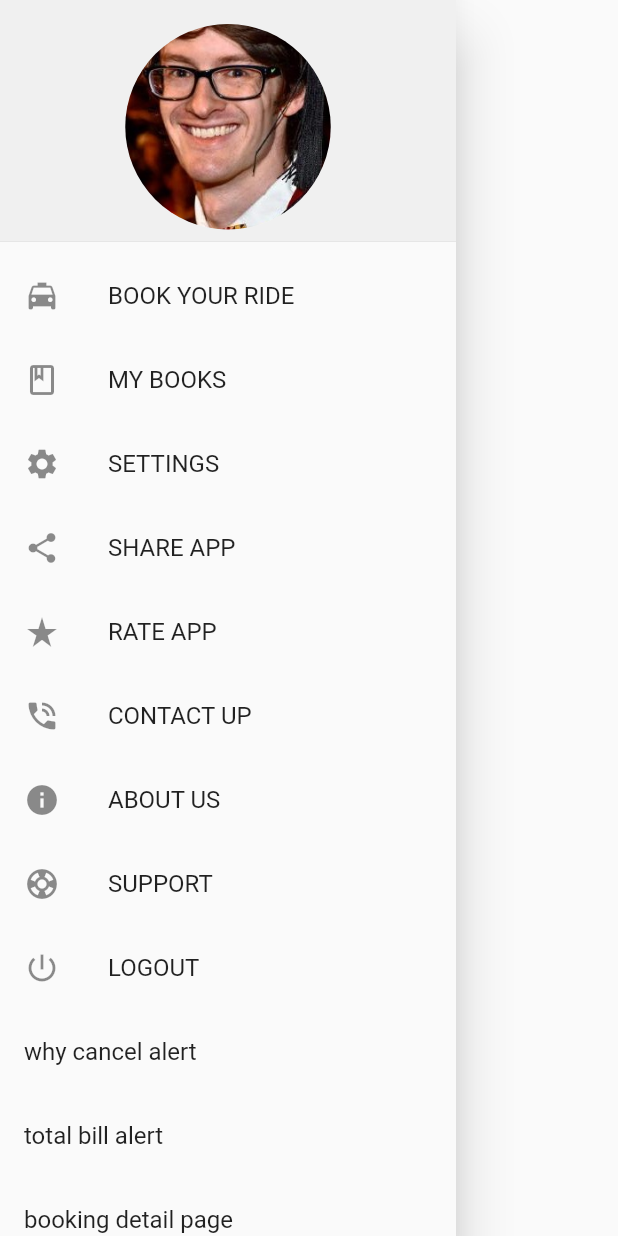
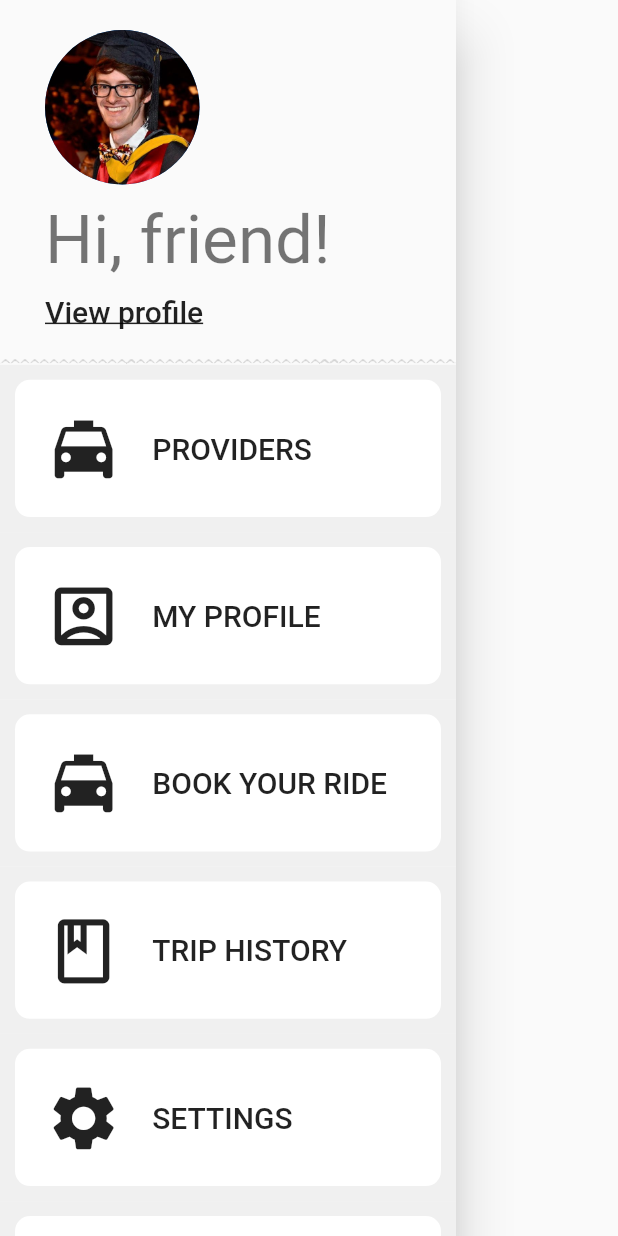
Before and after one commit to djstechgroup-dev/CompiTax, a Flutter app: the LeftSideDrawer widget shown alone on an empty page, opened directly, on a phone screen of 412 x 824 dp. Run offline on Flutter 3.47's test engine with Material 2 defaults, Android fonts, the light colour scheme and no system bars; our stand-ins replace another_flushbar, awesome_dialog, flutter_rating_bar, get_storage; missing offline and left inert: dart:ffi, flutter_animated_splash; accounts and stored records are empty; Roboto replaces fonts that are missing (Rubik).

Commit message:
20: -----changing UI layouts----------

```diff
--- a/lib/widgets/layout/LeftSideDrawer.dart
+++ b/lib/widgets/layout/LeftSideDrawer.dart
@@ -1,5 +1,6 @@
 // ignore_for_file: prefer_const_constructors
 
+import 'package:another_flushbar/flushbar.dart';
 import 'package:compitax/Layouts/MainBoard/CancelDialog.dart';
 import 'package:compitax/Layouts/MainBoard/FareDialog.dart';
 import 'package:compitax/theme/colors.dart';
@@ -11,82 +12,110 @@ class LeftSideDrawer extends StatelessWidget {
   @override
   Widget build(BuildContext context) {
     Size deviceSize = MediaQuery.of(context).size;
-    return Drawer(
+    TextTheme textTheme = Theme.of(context).textTheme;
+
+    return SafeArea(
+        child: Drawer(
       child: ListView(
         padding: EdgeInsets.zero,
         children: <Widget>[
-          DrawerHeader(
-              decoration:
-                  const BoxDecoration(color: GlobalColors.bgColorScreen),
-              child: Material(
-                shape: const CircleBorder(
-                  side: BorderSide.none,
-                ),
-                child: CircleAvatar(
-                  backgroundColor: GlobalColors.bgColorScreen,
-    // radius: deviceSize.width / 3,
-                  backgroundImage: const AssetImage('assets/imgs/user1.jpg'),
-                ),
-              )),
-          // const DrawerHeader(
-          //   decoration: BoxDecoration(
-          //       color: Colors.green,
-          //       image: DecorationImage(
-          //         fit: BoxFit.fill,
-          //         image: AssetImage('assets/imgs/user1.jpg'),
-          //       )),
-          //   child: Text(
-          //     'Side menu',
-          //     style: TextStyle(color: Colors.white, fontSize: 25),
-          //   ),
+          // DrawerHeader(
+          //   decoration: const BoxDecoration(color: GlobalColors.bgColorScreen),
+          //   child:
+          Container(
+              // color: GlobalColors.info,
+              padding: const EdgeInsets.symmetric(horizontal: 30, vertical: 20),
+              child: Column(
+                  crossAxisAlignment: CrossAxisAlignment.start,
+                  children: [
+                    Material(
+                      shape: const CircleBorder(
+                        side: BorderSide.none,
+                      ),
+                      child: CircleAvatar(
+                        radius: deviceSize.width / 8,
+                        backgroundImage: AssetImage(
+                          'assets/imgs/user1.jpg',
+                        ),
+                      ),
+                    ),
+                    const SizedBox(height: 10),
+                    Text('Hi, friend!', style: textTheme.headline3),
+                    const SizedBox(height: 10),
+                    GestureDetector(
+                        onTap: () {
+                          Navigator.of(context).pushNamed('/my_account');
+                        },
+                        child: Text('View profile',
+                            style: textTheme.headline6!.copyWith(
+                                decoration: TextDecoration.underline)))
+                  ])),
           // ),
-          ListTile(
-            leading: const Icon(Icons.local_taxi),
-            title: const Text('BOOK YOUR RIDE'),
-            onTap: () => {Navigator.of(context).pushNamed('/main')},
+          Image.asset('assets/imgs/extra/_border_l.png',
+              width: deviceSize.width),
+          CustomListItem(
+              title: 'PROVIDERS',
+              leadingIcon: Icons.local_taxi,
+              onTap: () {
+                Navigator.of(context).pushNamed('/providers');
+              }),
+          CustomListItem(
+              title: 'MY PROFILE',
+              leadingIcon: Icons.account_box_outlined,
+              onTap: () {
+                Navigator.of(context).pushNamed('/providers');
+              }),
+
+          CustomListItem(
+            title: 'BOOK YOUR RIDE',
+            leadingIcon: Icons.local_taxi,
+            onTap: () {
+              Navigator.of(context).pushNamed('/main');
+            },
           ),
-          ListTile(
-            leading: const Icon(Icons.book_outlined),
-            title: const Text('MY BOOKS'),
-            onTap: () => {Navigator.of(context).pushNamed('/my_bookings')},
+          CustomListItem(
+            leadingIcon: Icons.book_outlined,
+            title: 'TRIP HISTORY',
+            // title: 'MY BOOKS'),
+            onTap: () => {Navigator.of(context).pushNamed('/trip_history')},
           ),
-          ListTile(
-            leading: const Icon(Icons.settings),
-            title: const Text('SETTINGS'),
+          CustomListItem(
+            leadingIcon: Icons.settings,
+            title: 'SETTINGS',
             onTap: () => {Navigator.of(context).pushNamed('/settings')},
           ),
-          ListTile(
-            leading: const Icon(Icons.share),
-            title: const Text('SHARE APP'),
+          CustomListItem(
+            leadingIcon: Icons.share,
+            title: 'SHARE APP',
             onTap: () => {Navigator.of(context).pushNamed('/share_app')},
           ),
-          ListTile(
-            leading: const Icon(Icons.star_rate),
-            title: const Text('RATE APP'),
+          CustomListItem(
+            leadingIcon: Icons.star_rate,
+            title: 'RATE APP',
             onTap: () => {Navigator.of(context).pushNamed('/rating')},
           ),
-          ListTile(
-            leading: const Icon(Icons.phone_in_talk),
-            title: const Text('CONTACT UP'),
+          CustomListItem(
+            leadingIcon: Icons.phone_in_talk,
+            title: 'CONTACT UP',
             onTap: () => {Navigator.of(context).pushNamed('/contact_us')},
           ),
-          ListTile(
-            leading: const Icon(Icons.info),
-            title: const Text('ABOUT US'),
+          CustomListItem(
+            leadingIcon: Icons.info,
+            title: 'ABOUT US',
             onTap: () => {Navigator.of(context).pushNamed('/about_us')},
           ),
-          ListTile(
-            leading: const Icon(Icons.support),
-            title: const Text('SUPPORT'),
+          CustomListItem(
+            leadingIcon: Icons.support,
+            title: 'SUPPORT',
             onTap: () => {Navigator.of(context).pushNamed('/support')},
           ),
-          ListTile(
-            leading: const Icon(Icons.power_settings_new),
-            title: const Text('LOGOUT'),
+          CustomListItem(
+            leadingIcon: Icons.power_settings_new,
+            title: 'LOGOUT',
             onTap: () => {Navigator.of(context).pop()},
           ),
-          ListTile(
-            title: const Text('why cancel alert'),
+          CustomListItem(
+            title: 'why cancel alert',
             onTap: () async {
               String? result = await showDialog<String>(
                 context: context,
@@ -99,8 +128,8 @@ class LeftSideDrawer extends StatelessWidget {
               }
             },
           ),
-          ListTile(
-            title: const Text('total bill alert'),
+          CustomListItem(
+            title: 'total bill alert',
             onTap: () async {
               String? result = await showDialog<String>(
                 context: context,
@@ -113,23 +142,58 @@ class LeftSideDrawer extends StatelessWidget {
               }
             },
           ),
-          ListTile(
-              title: const Text('booking detail page'),
+          CustomListItem(
+              title: 'booking detail page',
               onTap: () {
                 Navigator.of(context).pushNamed('/booking_detail');
               }),
-          ListTile(
-              title: const Text('your bill page'),
+          CustomListItem(
+              title: 'your bill page',
               onTap: () {
                 Navigator.of(context).pushNamed('/your_bill');
               }),
-          ListTile(
-              title: const Text('booking confirmed page'),
+          CustomListItem(
+              title: 'booking confirmed page',
               onTap: () {
                 Navigator.of(context).pushNamed('/booking_confirmed');
               }),
         ],
       ),
-    );
+    ));
   }
 }
+
+class CustomListItem extends StatelessWidget {
+  late IconData? leadingIcon;
+  late String title;
+  late dynamic onTap;
+  CustomListItem({Key? key, this.onTap, this.leadingIcon, required this.title})
+      : super(key: key);
+
+  @override
+  Widget build(BuildContext context) {
+    Size deviceSize = MediaQuery.of(context).size;
+    TextTheme textTheme = Theme.of(context).textTheme;
+
+    return GestureDetector(
+        onTap: onTap ?? () {},
+        child: Container(
+            color: GlobalColors.bgColorScreen,
+            // color: GlobalColors.bgColorScreen,
+            padding: const EdgeInsets.all(10),
+            child: Container(
+                padding: const EdgeInsets.all(20),
+                decoration: BoxDecoration(
+                    color: GlobalColors.white,
+                    borderRadius: BorderRadius.circular(10)),
+                child: Row(children: [
+                  if (leadingIcon != null)
+                    Icon(
+                      leadingIcon,
+                      size: deviceSize.width / 8,
+                    ),
+                  const SizedBox(width: 20),
+                  Text(title, style: textTheme.headline6),
+                ]))));
+  }
+}
```
Also changed, not shown: lib/Layouts/MyBookings/MyBookings.dart (deleted, +0 -279 lines), lib/Layouts/Splash.dart (+9 -0 lines), lib/main.dart (+40 -17 lines), pubspec.yaml (+42 -2 lines).
